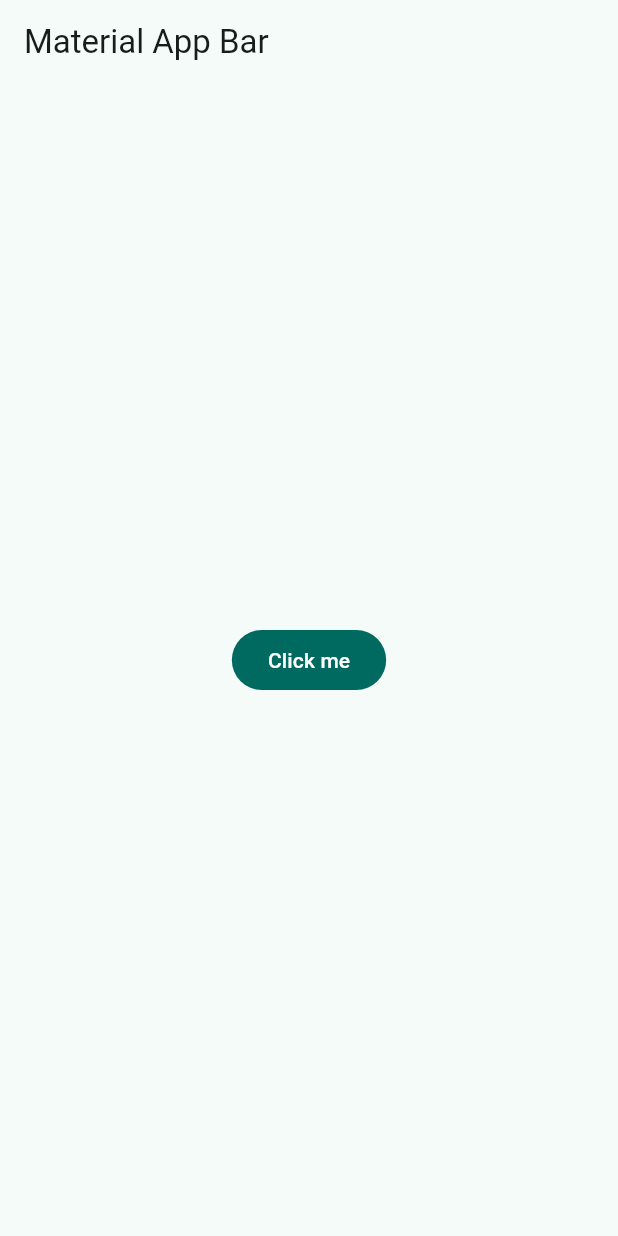
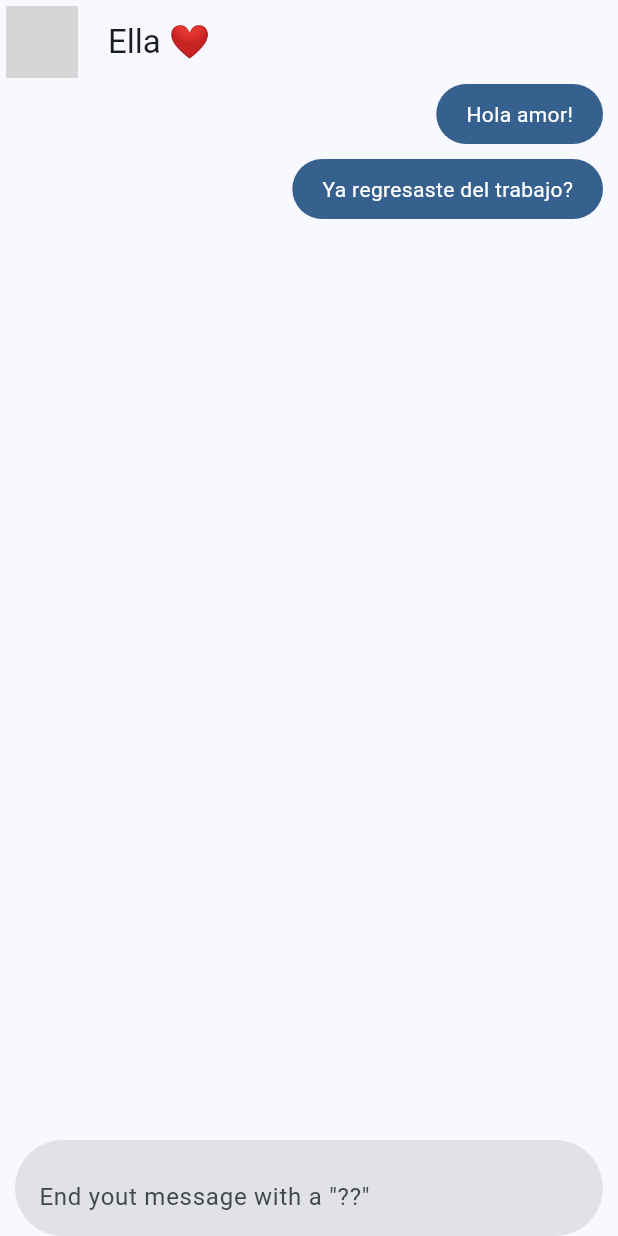
Before and after one commit to rafalejandrorh/FlutterCourseDevTalles, a Flutter app: the screen it shows after launch, on a phone screen of 412 x 824 dp. Run offline on Flutter 3.47's test engine with Material 3 defaults, Android fonts, the phone set to English and light mode, and no system bars; our stand-ins replace dio; network calls fail; grey boxes are pictures that could not be loaded.

Commit message:
Final Yes No App

```diff
--- /dev/null
+++ b/yes_no_app/devtools_options.yaml
@@ -0,0 +1,3 @@
+description: This file stores settings for Dart & Flutter DevTools.
+documentation: https://docs.flutter.dev/tools/devtools/extensions#configure-extension-enablement-states
+extensions:
--- a/yes_no_app/lib/config/theme/app_theme.dart
+++ b/yes_no_app/lib/config/theme/app_theme.dart
@@ -22,7 +22,8 @@ class AppTheme {
   ThemeData theme() {
     return ThemeData(
       useMaterial3: true,
-      colorSchemeSeed: _colorThemes[selectedColor]
+      colorSchemeSeed: _colorThemes[selectedColor],
+      // brightness: Brightness.dark
     );
   }
 
--- /dev/null
+++ b/yes_no_app/lib/config/theme/helpers/get_yes_no_answer.dart
@@ -0,0 +1,15 @@
+import 'package:dio/dio.dart';
+import 'package:yes_no_app/domain/entities/message.dart';
+import 'package:yes_no_app/infrastructure/models/yes_no_model.dart';
+
+class GetYesNoAnswer {
+
+  final _dio = Dio();
+
+  Future<Message> getAnswer() async {
+    final response = await _dio.get('https://yesno.wtf/api');
+    final yesNoModel = YesNoModel.fromJsonMap(response.data);
+    return yesNoModel.toMessageEntity();
+  }
+
+}
--- /dev/null
+++ b/yes_no_app/lib/domain/entities/message.dart
@@ -0,0 +1,17 @@
+enum FromWho {
+  me,
+  hers
+}
+
+class Message {
+  final String text;
+  final String? imageUrl;
+  final FromWho fromWho;
+
+  Message({
+    required this.text,
+    this.imageUrl,
+    required this.fromWho
+  });
+
+}
--- a/yes_no_app/lib/main.dart
+++ b/yes_no_app/lib/main.dart
@@ -1,5 +1,8 @@
 import 'package:flutter/material.dart';
+import 'package:provider/provider.dart';
 import 'package:yes_no_app/config/theme/app_theme.dart';
+import 'package:yes_no_app/presentation/providers/chat_provider.dart';
+import 'package:yes_no_app/presentation/screens/chat/chat_screen.dart';
 
 void main() {
   runApp(const MyApp());
@@ -10,21 +13,18 @@ class MyApp extends StatelessWidget {
 
   @override
   Widget build(BuildContext context) {
-    return MaterialApp(
-      title: 'Yes No App',
-      debugShowCheckedModeBanner: false,
-      theme: AppTheme(selectedColor: 2).theme(),
-      home: Scaffold(
-        appBar: AppBar(
-          title: const Text('Material App Bar'),
-        ),
-        body: Center(
-          child: FilledButton(
-            onPressed: () {},
-            child: const Text('Click me')
-          ),
-        ),
+    return MultiProvider(
+      providers: [
+        ChangeNotifierProvider(create: (_) => ChatProvider())
+      ],
+      child: MaterialApp(
+        title: 'Yes No App',
+        debugShowCheckedModeBanner: false,
+        theme: AppTheme(selectedColor: 1).theme(),
+        home: const ChatScreen()
       ),
     );
+
   }
+
 }
--- /dev/null
+++ b/yes_no_app/lib/presentation/providers/chat_provider.dart
@@ -0,0 +1,46 @@
+import 'package:flutter/material.dart';
+import 'package:yes_no_app/config/theme/helpers/get_yes_no_answer.dart';
+import 'package:yes_no_app/domain/entities/message.dart';
+
+class ChatProvider extends ChangeNotifier{
+
+  final ScrollController chatScrollController = ScrollController();
+  final getYesNoAnswer = GetYesNoAnswer();
+
+  List<Message> messageList = [
+    Message(text: 'Hola amor!', fromWho: FromWho.me),
+    Message(text: 'Ya regresaste del trabajo?', fromWho: FromWho.me)
+  ];
+
+  Future<void> sendMessage(String text) async {
+    if(text.isEmpty) return;
+
+    final newMessage = Message(text: text, fromWho: FromWho.me);
+    messageList.add(newMessage);
+
+    if(text.endsWith('?')) {
+      await herReply();
+    }
+
+    notifyListeners();
+    moveScrollToBottom();
+  }
+
+  Future<void> herReply() async {
+    final herMessage = await getYesNoAnswer.getAnswer();
+    messageList.add(herMessage);
+
+    notifyListeners();
+    moveScrollToBottom();
+  }
+
+  Future<void> moveScrollToBottom() async {
+    await Future.delayed(const Duration(milliseconds: 100));
+    chatScrollController.animateTo(
+      chatScrollController.position.maxScrollExtent,
+      duration: const Duration(milliseconds: 300),
+      curve: Curves.easeOut
+    );
+  }
+
+}
--- /dev/null
+++ b/yes_no_app/lib/presentation/screens/chat/chat_screen.dart
@@ -0,0 +1,64 @@
+import 'package:flutter/material.dart';
+import 'package:provider/provider.dart';
+import 'package:yes_no_app/domain/entities/message.dart';
+import 'package:yes_no_app/presentation/providers/chat_provider.dart';
+import 'package:yes_no_app/presentation/widgets/chat/her_message_bubble.dart';
+import 'package:yes_no_app/presentation/widgets/chat/my_message_bubble.dart';
+import 'package:yes_no_app/presentation/widgets/shared/message_field_box.dart';
+
+class ChatScreen extends StatelessWidget {
+  const ChatScreen({super.key});
+
+  @override
+  Widget build(BuildContext context) {
+    return Scaffold(
+      appBar: AppBar(
+        leading: const Padding(
+          padding: EdgeInsets.all(4.0),
+          child: CircleAvatar(
+            backgroundImage: NetworkImage('https://th.bing.com/th/id/OIP.e5FU3MS1OwP5lBGOX0l92gHaLH?rs=1&pid=ImgDetMain'),
+          ),
+        ),
+        title: const Text('Ella ❤️'),
+        centerTitle: false,
+      ),
+      body: _ChatView(),
+    );
+  }
+}
+
+class _ChatView extends StatelessWidget {
+
+  @override
+  Widget build(BuildContext context) {
+    final chatProvider = context.watch<ChatProvider>();
+
+    return SafeArea(
+      child: Padding(
+        padding: const EdgeInsets.symmetric(horizontal: 10),
+        child: Column(
+          children: [
+            Expanded(child: ListView.builder(
+              controller: chatProvider.chatScrollController,
+              itemCount: chatProvider.messageList.length,
+              itemBuilder:(context, index) {
+                final message = chatProvider.messageList[index];
+
+                return (message.fromWho == FromWho.hers)
+                  ? HerMessageBubble(message: message)
+                  : MyMessageBubble(message: message);
+              }
+            )),
+
+            /// Caja de Texto
+            MessageFieldBox(
+              onValue: (value) => chatProvider.sendMessage(value),
+            )
+          ],
+        ),
+      ),
+    );
+
+  }
+
+}
--- /dev/null
+++ b/yes_no_app/lib/presentation/widgets/chat/my_message_bubble.dart
@@ -0,0 +1,44 @@
+import 'package:flutter/material.dart';
+import 'package:yes_no_app/domain/entities/message.dart';
+
+class MyMessageBubble extends StatelessWidget {
+  final Message message;
+
+  const MyMessageBubble({
+    super.key,
+    required this.message
+  });
+
+  @override
+  Widget build(BuildContext context) {
+
+    final colors = Theme.of(context).colorScheme;
+
+    return Column(
+      crossAxisAlignment: CrossAxisAlignment.end,
+      children: [
+        Container(
+          decoration: BoxDecoration(
+            color: colors.primary,
+            borderRadius: BorderRadius.circular(20)
+          ),
+          child: Padding(
+            padding: const EdgeInsets.symmetric(horizontal: 20, vertical: 10),
+            child: Text(
+              message.text,
+              style: const TextStyle(
+                color: Colors.white
+              ),
+            ),
+          ),
+        ),
+        const SizedBox(height: 10),
+
+        // _ImageBubble(),
+        // const SizedBox(height: 10)
+      ],
+    );
+
+  }
+
+}
--- /dev/null
+++ b/yes_no_app/lib/presentation/widgets/shared/message_field_box.dart
@@ -0,0 +1,55 @@
+import 'package:flutter/material.dart';
+
+class MessageFieldBox extends StatelessWidget {
+  final ValueChanged<String> onValue;
+
+  const MessageFieldBox({
+    super.key,
+    required this.onValue
+  });
+
+  @override
+  Widget build(BuildContext context) {
+    // final colors = Theme.of(context).colorScheme;
+    final textController = TextEditingController();
+    final focusNode = FocusNode();
+
+    final outlineInputBorder = UnderlineInputBorder(
+      borderSide: const BorderSide(
+        color: Colors.transparent
+      ),
+      borderRadius: BorderRadius.circular(40)
+    );
+
+    final inputDecoration = InputDecoration(
+      hintText: 'End yout message with a "??"',
+        enabledBorder: outlineInputBorder,
+        focusedBorder: outlineInputBorder,
+        filled: true,
+        suffix: IconButton(
+          icon: const Icon(Icons.send_outlined),
+          onPressed: () {
+            final textValue = textController.value.text;
+            textController.clear();
+            onValue(textValue);
+          },
+        )
+      );
+
+    return TextFormField(
+      onTapOutside: (event) {
+        focusNode.unfocus();
+      },
+      focusNode: focusNode,
+      controller: textController,
+      decoration: inputDecoration,
+      onFieldSubmitted: (value) {
+        textController.clear();
+        focusNode.requestFocus();
+        onValue(value);
+      }
+    );
+
+  }
+
+}
--- a/yes_no_app/pubspec.yaml
+++ b/yes_no_app/pubspec.yaml
@@ -35,6 +35,8 @@ dependencies:
   # The following adds the Cupertino Icons font to your application.
   # Use with the CupertinoIcons class for iOS style icons.
   cupertino_icons: ^1.0.8
+  provider: ^6.1.2
+  dio: ^5.7.0
 
 dev_dependencies:
   flutter_test:
```
Also changed, not shown: yes_no_app/lib/infrastructure/models/yes_no_model.dart (added, +32 -0 lines), yes_no_app/lib/presentation/widgets/chat/her_message_bubble.dart (added, +81 -0 lines), yes_no_app/pubspec.lock.
